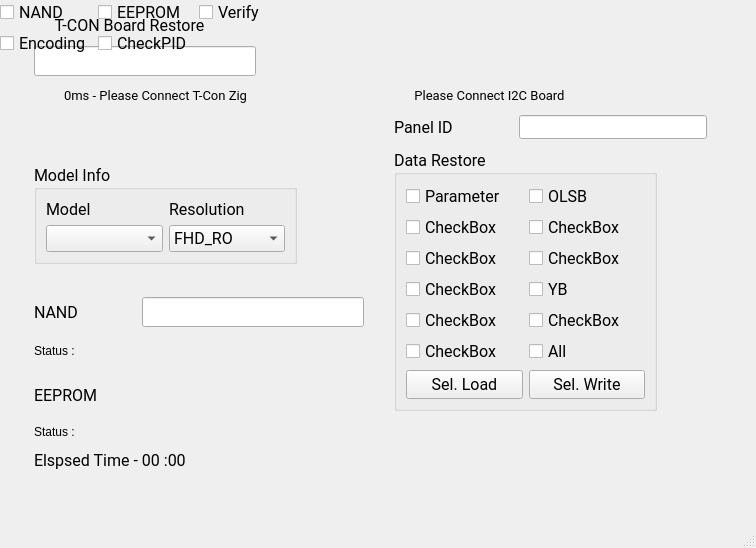
Before: the Qt Designer form test1.ui in ssylhh/Nand_Restore_1, drawn with Qt 5.
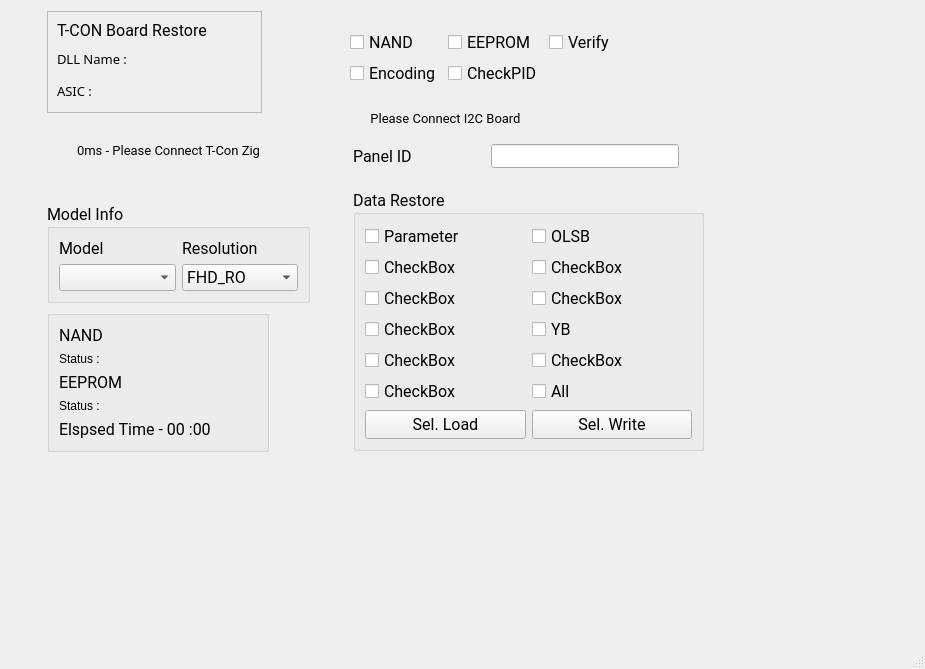
After: the same form once the commit is applied.

```diff
--- a/test1.ui
+++ b/test1.ui
@@ -9,8 +9,8 @@
    <rect>
     <x>0</x>
     <y>0</y>
-    <width>756</width>
-    <height>548</height>
+    <width>925</width>
+    <height>669</height>
    </rect>
   </property>
   <property name="sizePolicy">
@@ -35,137 +35,13 @@
      <verstretch>0</verstretch>
     </sizepolicy>
    </property>
-   <widget class="QLineEdit" name="lineEdit_2">
-    <property name="enabled">
-     <bool>true</bool>
-    </property>
-    <property name="geometry">
-     <rect>
-      <x>34</x>
-      <y>46</y>
-      <width>222</width>
-      <height>30</height>
-     </rect>
-    </property>
-    <property name="sizePolicy">
-     <sizepolicy hsizetype="Fixed" vsizetype="Fixed">
-      <horstretch>3</horstretch>
-      <verstretch>4</verstretch>
-     </sizepolicy>
-    </property>
-    <property name="palette">
-     <palette>
-      <active>
-       <colorrole role="WindowText">
-        <brush brushstyle="SolidPattern">
-         <color alpha="255">
-          <red>0</red>
-          <green>0</green>
-          <blue>0</blue>
-         </color>
-        </brush>
-       </colorrole>
-       <colorrole role="Text">
-        <brush brushstyle="SolidPattern">
-         <color alpha="255">
-          <red>0</red>
-          <green>0</green>
-          <blue>255</blue>
-         </color>
-        </brush>
-       </colorrole>
-       <colorrole role="PlaceholderText">
-        <brush brushstyle="SolidPattern">
-         <color alpha="128">
-          <red>0</red>
-          <green>0</green>
-          <blue>255</blue>
-         </color>
-        </brush>
-       </colorrole>
-      </active>
-      <inactive>
-       <colorrole role="WindowText">
-        <brush brushstyle="SolidPattern">
-         <color alpha="255">
-          <red>0</red>
-          <green>0</green>
-          <blue>0</blue>
-         </color>
-        </brush>
-       </colorrole>
-       <colorrole role="Text">
-        <brush brushstyle="SolidPattern">
-         <color alpha="255">
-          <red>0</red>
-          <green>0</green>
-          <blue>255</blue>
-         </color>
-        </brush>
-       </colorrole>
-       <colorrole role="PlaceholderText">
-        <brush brushstyle="SolidPattern">
-         <color alpha="128">
-          <red>0</red>
-          <green>0</green>
-          <blue>255</blue>
-         </color>
-        </brush>
-       </colorrole>
-      </inactive>
-      <disabled>
-       <colorrole role="WindowText">
-        <brush brushstyle="SolidPattern">
-         <color alpha="255">
-          <red>120</red>
-          <green>120</green>
-          <blue>120</blue>
-         </color>
-        </brush>
-       </colorrole>
-       <colorrole role="Text">
-        <brush brushstyle="SolidPattern">
-         <color alpha="255">
-          <red>120</red>
-          <green>120</green>
-          <blue>120</blue>
-         </color>
-        </brush>
-       </colorrole>
-       <colorrole role="PlaceholderText">
-        <brush brushstyle="SolidPattern">
-         <color alpha="128">
-          <red>0</red>
-          <green>0</green>
-          <blue>0</blue>
-         </color>
-        </brush>
-       </colorrole>
-      </disabled>
-     </palette>
-    </property>
-    <property name="font">
-     <font>
-      <family>Arial Black</family>
-      <pointsize>10</pointsize>
-      <weight>75</weight>
-      <bold>true</bold>
-     </font>
-    </property>
-    <property name="inputMask">
-     <string/>
-    </property>
-    <property name="text">
-     <string/>
-    </property>
-   </widget>
    <widget class="QLabel" name="tcp_status_label">
     <property name="geometry">
      <rect>
-      <x>34</x>
-      <y>87</y>
+      <x>47</x>
+      <y>120</y>
       <width>243</width>
-      <height>17</height>
+      <height>61</height>
      </rect>
     </property>
     <property name="sizePolicy">
@@ -187,159 +63,249 @@
      <set>Qt::AlignCenter</set>
     </property>
    </widget>
-   <widget class="QLineEdit" name="lineEdit_3">
-    <property name="enabled">
-     <bool>true</bool>
-    </property>
+   <widget class="QGroupBox" name="groupBox_3">
     <property name="geometry">
      <rect>
-      <x>142</x>
-      <y>297</y>
+      <x>47</x>
+      <y>310</y>
       <width>222</width>
-      <height>30</height>
+      <height>142</height>
      </rect>
     </property>
-    <property name="sizePolicy">
-     <sizepolicy hsizetype="Fixed" vsizetype="Fixed">
-      <horstretch>3</horstretch>
-      <verstretch>4</verstretch>
-     </sizepolicy>
-    </property>
-    <property name="palette">
-     <palette>
-      <active>
-       <colorrole role="WindowText">
-        <brush brushstyle="SolidPattern">
-         <color alpha="255">
-          <red>0</red>
-          <green>0</green>
-          <blue>0</blue>
-         </color>
-        </brush>
-       </colorrole>
-       <colorrole role="Text">
-        <brush brushstyle="SolidPattern">
-         <color alpha="255">
-          <red>0</red>
-          <green>0</green>
-          <blue>255</blue>
-         </color>
-        </brush>
-       </colorrole>
-       <colorrole role="PlaceholderText">
-        <brush brushstyle="SolidPattern">
-         <color alpha="128">
-          <red>0</red>
-          <green>0</green>
-          <blue>255</blue>
-         </color>
-        </brush>
-       </colorrole>
-      </active>
-      <inactive>
-       <colorrole role="WindowText">
-        <brush brushstyle="SolidPattern">
-         <color alpha="255">
-          <red>0</red>
-          <green>0</green>
-          <blue>0</blue>
-         </color>
-        </brush>
-       </colorrole>
-       <colorrole role="Text">
-        <brush brushstyle="SolidPattern">
-         <color alpha="255">
-          <red>0</red>
-          <green>0</green>
-          <blue>255</blue>
-         </color>
-        </brush>
-       </colorrole>
-       <colorrole role="PlaceholderText">
-        <brush brushstyle="SolidPattern">
-         <color alpha="128">
-          <red>0</red>
-          <green>0</green>
-          <blue>255</blue>
-         </color>
-        </brush>
-       </colorrole>
-      </inactive>
-      <disabled>
-       <colorrole role="WindowText">
-        <brush brushstyle="SolidPattern">
-         <color alpha="255">
-          <red>120</red>
-          <green>120</green>
-          <blue>120</blue>
-         </color>
-        </brush>
-       </colorrole>
-       <colorrole role="Text">
-        <brush brushstyle="SolidPattern">
-         <color alpha="255">
-          <red>120</red>
-          <green>120</green>
-          <blue>120</blue>
-         </color>
-        </brush>
-       </colorrole>
-       <colorrole role="PlaceholderText">
-        <brush brushstyle="SolidPattern">
-         <color alpha="128">
-          <red>0</red>
-          <green>0</green>
-          <blue>0</blue>
-         </color>
-        </brush>
-       </colorrole>
-      </disabled>
-     </palette>
-    </property>
-    <property name="font">
-     <font>
-      <family>Arial Black</family>
-      <pointsize>10</pointsize>
-      <weight>75</weight>
-      <bold>true</bold>
-     </font>
-    </property>
-    <property name="inputMask">
+    <property name="title">
      <string/>
     </property>
-    <property name="text">
-     <string/>
-    </property>
+    <layout class="QVBoxLayout" name="verticalLayout_2">
+     <item>
+      <widget class="QLabel" name="label_5">
+       <property name="sizePolicy">
+        <sizepolicy hsizetype="Fixed" vsizetype="Fixed">
+         <horstretch>0</horstretch>
+         <verstretch>0</verstretch>
+        </sizepolicy>
+       </property>
+       <property name="font">
+        <font>
+         <family>Roboto</family>
+         <pointsize>12</pointsize>
+        </font>
+       </property>
+       <property name="text">
+        <string>NAND</string>
+       </property>
+      </widget>
+     </item>
+     <item>
+      <widget class="QLabel" name="label_10">
+       <property name="sizePolicy">
+        <sizepolicy hsizetype="Fixed" vsizetype="Fixed">
+         <horstretch>0</horstretch>
+         <verstretch>0</verstretch>
+        </sizepolicy>
+       </property>
+       <property name="text">
+        <string>Status :</string>
+       </property>
+      </widget>
+     </item>
+     <item>
+      <widget class="QLabel" name="label_6">
+       <property name="sizePolicy">
+        <sizepolicy hsizetype="Fixed" vsizetype="Fixed">
+         <horstretch>0</horstretch>
+         <verstretch>0</verstretch>
+        </sizepolicy>
+       </property>
+       <property name="font">
+        <font>
+         <family>Roboto</family>
+         <pointsize>12</pointsize>
+        </font>
+       </property>
+       <property name="text">
+        <string>EEPROM</string>
+       </property>
+      </widget>
+     </item>
+     <item>
+      <widget class="QLabel" name="label_11">
+       <property name="sizePolicy">
+        <sizepolicy hsizetype="Fixed" vsizetype="Fixed">
+         <horstretch>0</horstretch>
+         <verstretch>0</verstretch>
+        </sizepolicy>
+       </property>
+       <property name="text">
+        <string>Status :</string>
+       </property>
+      </widget>
+     </item>
+     <item>
+      <widget class="QLabel" name="label_7">
+       <property name="sizePolicy">
+        <sizepolicy hsizetype="Fixed" vsizetype="Fixed">
+         <horstretch>0</horstretch>
+         <verstretch>0</verstretch>
+        </sizepolicy>
+       </property>
+       <property name="font">
+        <font>
+         <family>Roboto</family>
+         <pointsize>12</pointsize>
+        </font>
+       </property>
+       <property name="text">
+        <string>Elspsed Time - 00 :00</string>
+       </property>
+      </widget>
+     </item>
+    </layout>
    </widget>
-   <widget class="QLabel" name="label">
+   <widget class="QFrame" name="frame">
     <property name="geometry">
      <rect>
-      <x>34</x>
-      <y>15</y>
-      <width>191</width>
-      <height>20</height>
+      <x>47</x>
+      <y>11</y>
+      <width>215</width>
+      <height>102</height>
      </rect>
     </property>
-    <property name="sizePolicy">
-     <sizepolicy hsizetype="Fixed" vsizetype="Fixed">
-      <horstretch>2</horstretch>
-      <verstretch>2</verstretch>
-     </sizepolicy>
+    <property name="autoFillBackground">
+     <bool>true</bool>
     </property>
-    <property name="font">
-     <font>
-      <family>Roboto</family>
-      <pointsize>12</pointsize>
-     </font>
+    <property name="frameShape">
+     <enum>QFrame::StyledPanel</enum>
     </property>
-    <property name="text">
-     <string>T-CON Board Restore</string>
+    <property name="frameShadow">
+     <enum>QFrame::Raised</enum>
     </property>
-    <property name="alignment">
-     <set>Qt::AlignCenter</set>
-    </property>
+    <layout class="QVBoxLayout" name="verticalLayout">
+     <item>
+      <widget class="QLabel" name="label">
+       <property name="sizePolicy">
+        <sizepolicy hsizetype="Fixed" vsizetype="Fixed">
+         <horstretch>2</horstretch>
+         <verstretch>2</verstretch>
+        </sizepolicy>
+       </property>
+       <property name="font">
+        <font>
+         <family>Roboto</family>
+         <pointsize>12</pointsize>
+        </font>
+       </property>
+       <property name="text">
+        <string>T-CON Board Restore</string>
+       </property>
+       <property name="alignment">
+        <set>Qt::AlignCenter</set>
+       </property>
+      </widget>
+     </item>
+     <item>
+      <widget class="QLabel" name="DLLName">
+       <property name="palette">
+        <palette>
+         <active>
+          <colorrole role="Text">
+           <brush brushstyle="SolidPattern">
+            <color alpha="255">
+             <red>0</red>
+             <green>0</green>
+             <blue>255</blue>
+            </color>
+           </brush>
+          </colorrole>
+          <colorrole role="PlaceholderText">
+           <brush brushstyle="SolidPattern">
+            <color alpha="128">
+             <red>0</red>
+             <green>0</green>
+             <blue>255</blue>
+            </color>
+           </brush>
+          </colorrole>
+         </active>
+         <inactive>
+          <colorrole role="Text">
+           <brush brushstyle="SolidPattern">
+            <color alpha="255">
+             <red>0</red>
+             <green>0</green>
+             <blue>255</blue>
+            </color>
+           </brush>
+          </colorrole>
+          <colorrole role="PlaceholderText">
+           <brush brushstyle="SolidPattern">
+            <color alpha="128">
+             <red>0</red>
+             <green>0</green>
+             <blue>255</blue>
+            </color>
+           </brush>
+          </colorrole>
+         </inactive>
+         <disabled>
+          <colorrole role="Text">
+           <brush brushstyle="SolidPattern">
+            <color alpha="255">
+             <red>120</red>
+             <green>120</green>
+             <blue>120</blue>
+            </color>
+           </brush>
+          </colorrole>
+          <colorrole role="PlaceholderText">
+           <brush brushstyle="SolidPattern">
+            <color alpha="128">
+             <red>0</red>
+             <green>0</green>
+             <blue>0</blue>
+            </color>
+           </brush>
+          </colorrole>
+         </disabled>
+        </palette>
+       </property>
+       <property name="font">
+        <font>
+         <family>한컴 고딕</family>
+         <pointsize>10</pointsize>
+        </font>
+       </property>
+       <property name="contextMenuPolicy">
+        <enum>Qt::ActionsContextMenu</enum>
+       </property>
+       <property name="text">
+        <string>DLL Name : </string>
+       </property>
+      </widget>
+     </item>
+     <item>
+      <widget class="QLabel" name="INI_info">
+       <property name="font">
+        <font>
+         <family>한컴 고딕</family>
+         <pointsize>10</pointsize>
+        </font>
+       </property>
+       <property name="text">
+        <string>ASIC : </string>
+       </property>
+      </widget>
+     </item>
+    </layout>
    </widget>
    <widget class="QWidget" name="">
+    <property name="geometry">
+     <rect>
+      <x>350</x>
+      <y>30</y>
+      <width>304</width>
+      <height>57</height>
+     </rect>
+    </property>
     <layout class="QGridLayout" name="gridLayout_2">
      <property name="sizeConstraint">
       <enum>QLayout::SetFixedSize</enum>
@@ -414,8 +380,8 @@
    <widget class="QLabel" name="label_9">
     <property name="geometry">
      <rect>
-      <x>394</x>
-      <y>87</y>
+      <x>350</x>
+      <y>110</y>
       <width>191</width>
       <height>17</height>
      </rect>
@@ -442,8 +408,8 @@
    <widget class="QLabel" name="label_2">
     <property name="geometry">
      <rect>
-      <x>394</x>
-      <y>117</y>
+      <x>353</x>
+      <y>146</y>
       <width>69</width>
       <height>20</height>
      </rect>
@@ -467,8 +433,8 @@
    <widget class="QLineEdit" name="lineEdit">
     <property name="geometry">
      <rect>
-      <x>519</x>
-      <y>115</y>
+      <x>491</x>
+      <y>144</y>
       <width>188</width>
       <height>24</height>
      </rect>
@@ -483,8 +449,8 @@
    <widget class="QGroupBox" name="groupBox">
     <property name="geometry">
      <rect>
-      <x>34</x>
-      <y>165</y>
+      <x>47</x>
+      <y>204</y>
       <width>263</width>
       <height>99</height>
      </rect>
@@ -583,9 +549,9 @@
    <widget class="QGroupBox" name="groupBox_2">
     <property name="geometry">
      <rect>
-      <x>394</x>
-      <y>150</y>
-      <width>263</width>
+      <x>353</x>
+      <y>190</y>
+      <width>351</width>
       <height>261</height>
      </rect>
     </property>
@@ -700,7 +666,7 @@
        <item row="6" column="0">
         <widget class="QPushButton" name="all_load">
          <property name="sizePolicy">
-          <sizepolicy hsizetype="Preferred" vsizetype="Preferred">
+          <sizepolicy hsizetype="Minimum" vsizetype="Minimum">
            <horstretch>0</horstretch>
            <verstretch>0</verstretch>
           </sizepolicy>
@@ -719,7 +685,7 @@
        <item row="6" column="1">
         <widget class="QPushButton" name="all_write">
          <property name="sizePolicy">
-          <sizepolicy hsizetype="Preferred" vsizetype="Preferred">
+          <sizepolicy hsizetype="Minimum" vsizetype="Minimum">
            <horstretch>0</horstretch>
            <verstretch>0</verstretch>
           </sizepolicy>
@@ -739,119 +705,6 @@
      </item>
     </layout>
    </widget>
-   <widget class="QLabel" name="label_5">
-    <property name="geometry">
-     <rect>
-      <x>34</x>
-      <y>302</y>
-      <width>49</width>
-      <height>20</height>
-     </rect>
-    </property>
-    <property name="sizePolicy">
-     <sizepolicy hsizetype="Fixed" vsizetype="Fixed">
-      <horstretch>0</horstretch>
-      <verstretch>0</verstretch>
-     </sizepolicy>
-    </property>
-    <property name="font">
-     <font>
-      <family>Roboto</family>
-      <pointsize>12</pointsize>
-     </font>
-    </property>
-    <property name="text">
-     <string>NAND</string>
-    </property>
-   </widget>
-   <widget class="QLabel" name="label_10">
-    <property name="geometry">
-     <rect>
-      <x>34</x>
-      <y>343</y>
-      <width>52</width>
-      <height>16</height>
-     </rect>
-    </property>
-    <property name="sizePolicy">
-     <sizepolicy hsizetype="Fixed" vsizetype="Fixed">
-      <horstretch>0</horstretch>
-      <verstretch>0</verstretch>
-     </sizepolicy>
-    </property>
-    <property name="text">
-     <string>Status :</string>
-    </property>
-   </widget>
-   <widget class="QLabel" name="label_6">
-    <property name="geometry">
-     <rect>
-      <x>34</x>
-      <y>385</y>
-      <width>78</width>
-      <height>20</height>
-     </rect>
-    </property>
-    <property name="sizePolicy">
-     <sizepolicy hsizetype="Fixed" vsizetype="Fixed">
-      <horstretch>0</horstretch>
-      <verstretch>0</verstretch>
-     </sizepolicy>
-    </property>
-    <property name="font">
-     <font>
-      <family>Roboto</family>
-      <pointsize>12</pointsize>
-     </font>
-    </property>
-    <property name="text">
-     <string>EEPROM</string>
-    </property>
-   </widget>
-   <widget class="QLabel" name="label_11">
-    <property name="geometry">
-     <rect>
-      <x>34</x>
-      <y>424</y>
-      <width>52</width>
-      <height>16</height>
-     </rect>
-    </property>
-    <property name="sizePolicy">
-     <sizepolicy hsizetype="Fixed" vsizetype="Fixed">
-      <horstretch>0</horstretch>
-      <verstretch>0</verstretch>
-     </sizepolicy>
-    </property>
-    <property name="text">
-     <string>Status :</string>
-    </property>
-   </widget>
-   <widget class="QLabel" name="label_7">
-    <property name="geometry">
-     <rect>
-      <x>34</x>
-      <y>450</y>
-      <width>198</width>
-      <height>20</height>
-     </rect>
-    </property>
-    <property name="sizePolicy">
-     <sizepolicy hsizetype="Fixed" vsizetype="Fixed">
-      <horstretch>0</horstretch>
-      <verstretch>0</verstretch>
-     </sizepolicy>
-    </property>
-    <property name="font">
-     <font>
-      <family>Roboto</family>
-      <pointsize>12</pointsize>
-     </font>
-    </property>
-    <property name="text">
-     <string>Elspsed Time - 00 :00</string>
-    </property>
-   </widget>
   </widget>
   <widget class="QMenuBar" name="menubar">
    <property name="geometry">
```
Left out of the diff: 2 changed lines with no effect on the pictures.
